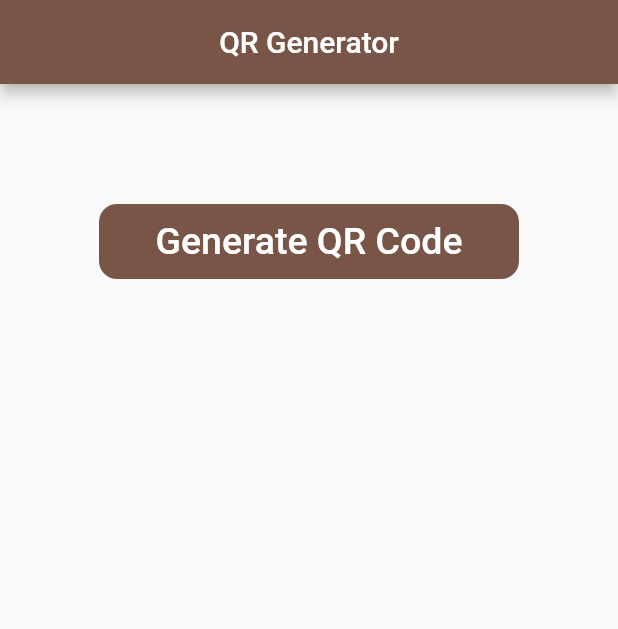
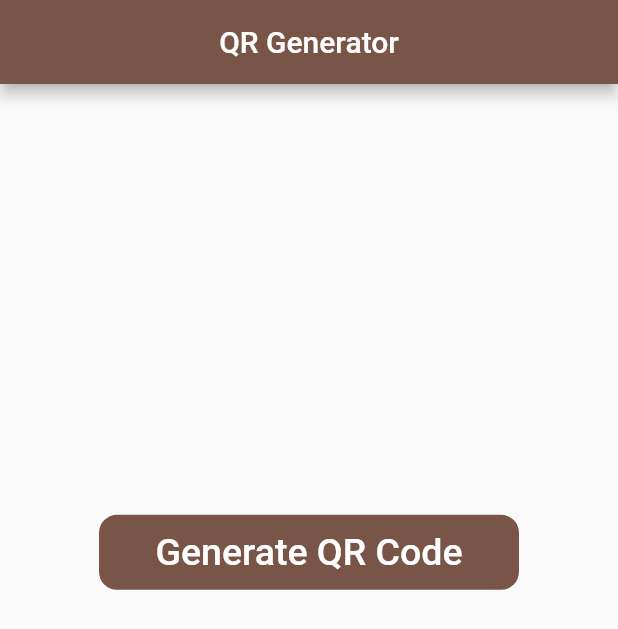
Before and after one commit to MAYNSITY/qr_getter, a Flutter app: the screen it shows after launch, after a tap on "Generate QR Code", on a phone screen of 412 x 824 dp. Shown: the top 629 px of the screen. Run offline on Flutter 3.47's test engine with Material 2 defaults, Android fonts, the phone set to English and light mode, and no system bars; our stand-ins replace qr_flutter; network calls fail.

```diff
--- a/lib/generate_qrcode.dart
+++ b/lib/generate_qrcode.dart
@@ -64,12 +64,12 @@ class GenerateQRCodeState extends State<GenerateQRCode> {
       body: Container(
         alignment: Alignment.center,
         child: Column(
+          mainAxisAlignment: MainAxisAlignment.spaceEvenly,
           // crossAxisAlignment: CrossAxisAlignment.center,
           children: [
-            SizedBox(
-              height: 80,
-            ),
+            SizedBox(),
             GestureDetector(
+              behavior: HitTestBehavior.translucent,
               onTap: getdata,
               // onTap: () {
               //   setState(
@@ -95,9 +95,7 @@ class GenerateQRCodeState extends State<GenerateQRCode> {
                 ),
               ),
             ),
-            SizedBox(
-              height: 140,
-            ),
+            SizedBox(),
             Visibility(
               visible: display,
               child: QrImage(
@@ -118,7 +116,7 @@ class GenerateQRCodeState extends State<GenerateQRCode> {
   }
 
   void getdata() async {
-    print('1 call');
+    // print('1 call');
     const url = 'http://13.235.16.14/back/user-api/v0/test-raw-id/';
     final uri = Uri.parse(url);
     final response = await http.get(uri);
@@ -128,7 +126,7 @@ class GenerateQRCodeState extends State<GenerateQRCode> {
       data = json['raw_id'];
     });
     display = true;
-    print(data);
+    // print(data);
   }
 
   // getData() {
```
Also changed, not shown: 1 other file.
